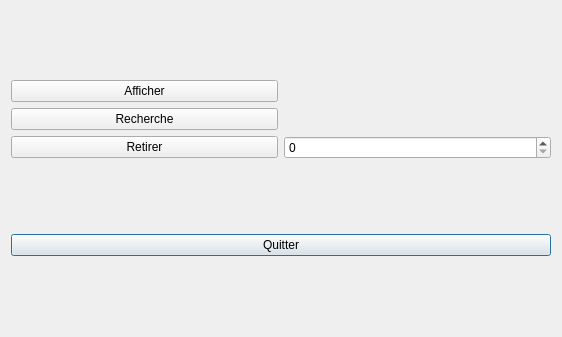
Before: the Qt Designer form fenetre_client.ui in sam19961/ProjetBiblioFinal, drawn with Qt 5.
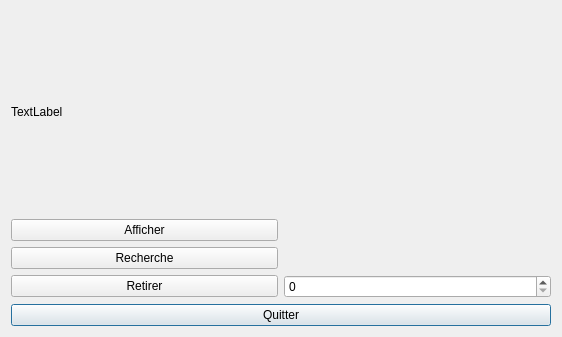
After: the same form once the commit is applied.

```diff
--- a/fenetre_client.ui
+++ b/fenetre_client.ui
@@ -23,30 +23,37 @@
    </item>
    <item row="0" column="0">
     <layout class="QGridLayout" name="gridLayout">
-     <item row="1" column="0">
+     <item row="2" column="0">
       <widget class="QPushButton" name="recherche">
        <property name="text">
         <string>Recherche</string>
        </property>
       </widget>
      </item>
-     <item row="0" column="0">
+     <item row="1" column="0">
       <widget class="QPushButton" name="afficher">
        <property name="text">
         <string>Afficher</string>
        </property>
       </widget>
      </item>
-     <item row="3" column="0">
+     <item row="4" column="0">
       <widget class="QPushButton" name="retirer">
        <property name="text">
         <string>Retirer</string>
        </property>
       </widget>
      </item>
-     <item row="3" column="1">
+     <item row="4" column="1">
       <widget class="QSpinBox" name="numero_retirer"/>
      </item>
+     <item row="0" column="0" colspan="2">
+      <widget class="QLabel" name="image">
+       <property name="text">
+        <string>TextLabel</string>
+       </property>
+      </widget>
+     </item>
     </layout>
    </item>
   </layout>
```
